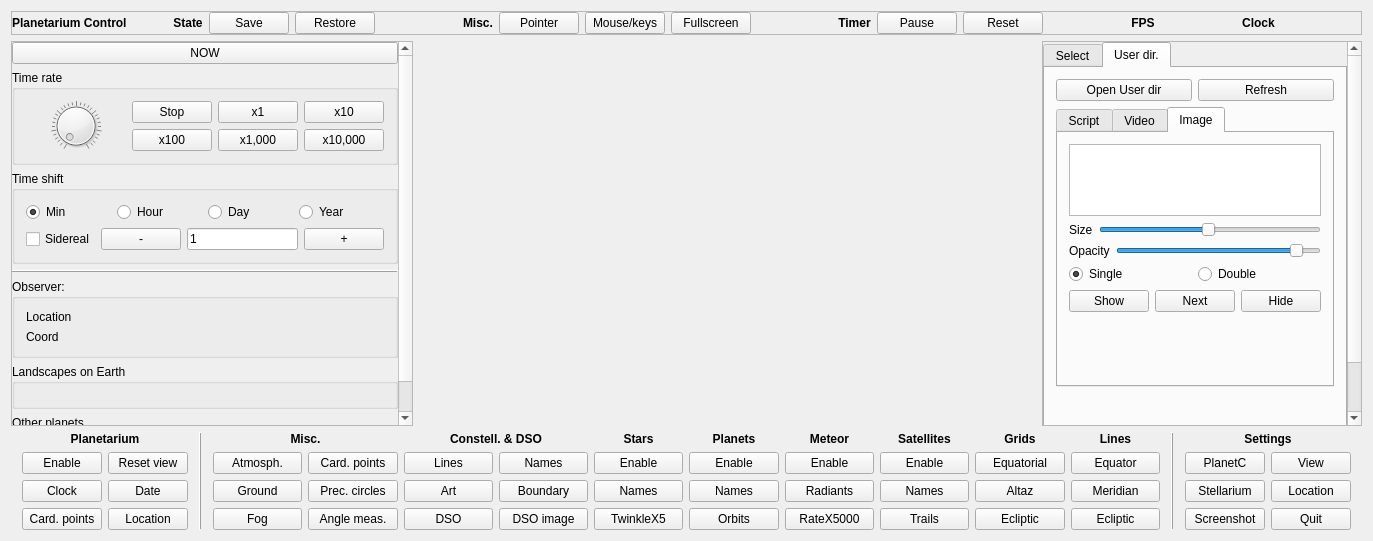
Before: the Qt Designer form stellarium-0.14.2/plugins/PlanetC/src/planetc_UI.ui in gcalderone/PlanetC, drawn with Qt 5.
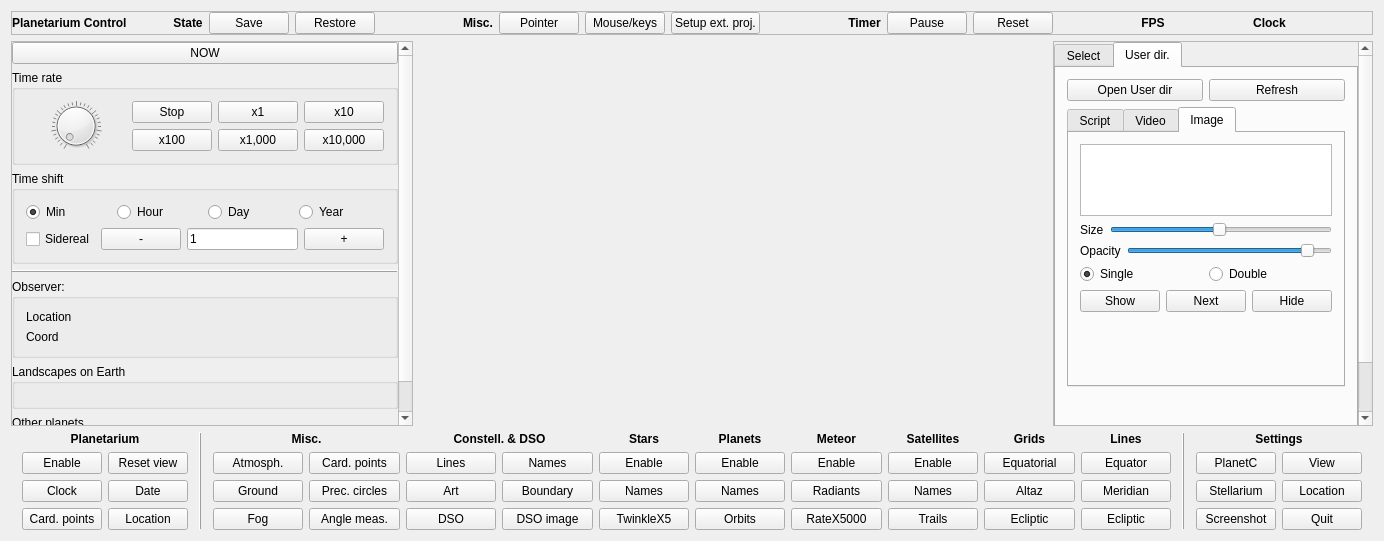
After: the same form once the commit is applied. The open tabs and pages were chosen to show the change. Custom widgets are drawn as their Qt base class.

The edit to the form file:
```diff
--- a/stellarium-0.14.2/plugins/PlanetC/src/planetc_UI.ui
+++ b/stellarium-0.14.2/plugins/PlanetC/src/planetc_UI.ui
@@ -6,7 +6,7 @@
    <rect>
     <x>0</x>
     <y>0</y>
-    <width>1373</width>
+    <width>1384</width>
     <height>541</height>
    </rect>
   </property>
@@ -177,7 +177,7 @@
               <string>Toggle fullscreen for both the Stellarium and PlanetC windows.  Two screens are required.</string>
              </property>
              <property name="text">
-              <string>Fullscreen</string>
+              <string>Setup ext. proj.</string>
              </property>
              <property name="checkable">
               <bool>true</bool>
@@ -636,8 +636,8 @@
           <rect>
            <x>0</x>
            <y>0</y>
-           <width>313</width>
-           <height>472</height>
+           <width>298</width>
+           <height>493</height>
           </rect>
          </property>
          <property name="sizePolicy">
```
Left out of the diff: 116 changed lines with no effect on the pictures.
